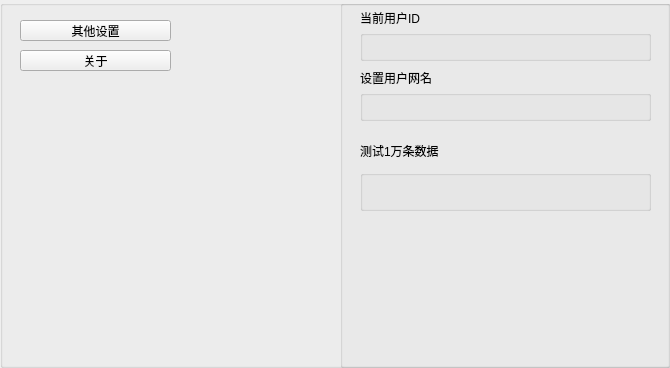
Before: the Qt Designer form ui/components/SettingsPage/settingspage.ui in Sakurakouji-Saika/MyQtClient, drawn with Qt 5.
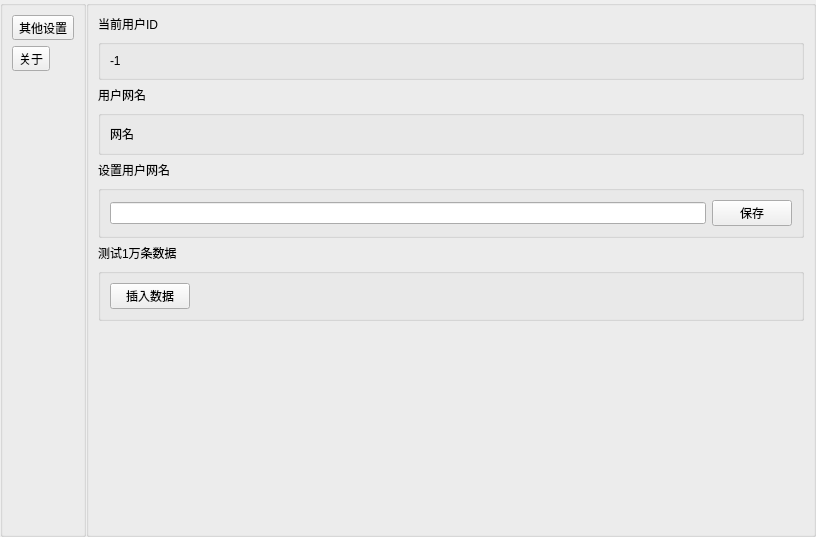
After: the same form once the commit is applied.

Commit message: 不改了，除了 插入1万条数据没有做其他的都做了

```diff
--- a/ui/components/SettingsPage/settingspage.ui
+++ b/ui/components/SettingsPage/settingspage.ui
@@ -6,8 +6,8 @@
    <rect>
     <x>0</x>
     <y>0</y>
-    <width>670</width>
-    <height>368</height>
+    <width>816</width>
+    <height>537</height>
    </rect>
   </property>
   <property name="windowTitle">
@@ -30,133 +30,175 @@
     <number>0</number>
    </property>
    <item>
-    <widget class="QGroupBox" name="groupBox">
+    <widget class="QGroupBox" name="box_page_switching">
      <property name="enabled">
       <bool>true</bool>
      </property>
      <property name="title">
       <string/>
      </property>
-     <widget class="QToolButton" name="toolButton">
-      <property name="geometry">
-       <rect>
-        <x>20</x>
-        <y>20</y>
-        <width>151</width>
-        <height>21</height>
-       </rect>
-      </property>
+     <layout class="QVBoxLayout" name="verticalLayout_2">
+      <item>
+       <widget class="QToolButton" name="btn_Other_Page">
       <property name="text">
        <string>其他设置</string>
       </property>
      </widget>
-     <widget class="QToolButton" name="toolButton_2">
-      <property name="geometry">
-       <rect>
-        <x>20</x>
-        <y>50</y>
-        <width>151</width>
-        <height>21</height>
-       </rect>
-      </property>
+      </item>
+      <item>
+       <widget class="QToolButton" name="btn_About_Page">
       <property name="text">
        <string>关于</string>
       </property>
      </widget>
-     <widget class="QGroupBox" name="groupBox_2">
+      </item>
+      <item>
+       <spacer name="verticalSpacer">
+        <property name="orientation">
+         <enum>Qt::Orientation::Vertical</enum>
+        </property>
+        <property name="sizeHint" stdset="0">
+         <size>
+          <width>20</width>
+          <height>460</height>
+         </size>
+        </property>
+       </spacer>
+      </item>
+     </layout>
+    </widget>
+   </item>
+   <item>
+    <widget class="QGroupBox" name="detailed_display">
       <property name="enabled">
        <bool>true</bool>
       </property>
-      <property name="geometry">
-       <rect>
-        <x>340</x>
-        <y>0</y>
-        <width>335</width>
-        <height>368</height>
-       </rect>
-      </property>
       <property name="title">
        <string/>
       </property>
+     <layout class="QVBoxLayout" name="verticalLayout">
+      <item>
       <widget class="QLabel" name="label">
-       <property name="geometry">
-        <rect>
-         <x>20</x>
-         <y>10</y>
-         <width>71</width>
-         <height>16</height>
-        </rect>
-       </property>
        <property name="text">
         <string>当前用户ID</string>
        </property>
       </widget>
+      </item>
+      <item>
       <widget class="QGroupBox" name="groupBox_3">
-       <property name="geometry">
-        <rect>
-         <x>20</x>
-         <y>30</y>
-         <width>291</width>
-         <height>31</height>
-        </rect>
-       </property>
        <property name="title">
         <string/>
        </property>
-      </widget>
+        <layout class="QHBoxLayout" name="horizontalLayout_4">
+         <item>
+          <widget class="QLabel" name="label_4">
+           <property name="text">
+            <string>-1</string>
+           </property>
+          </widget>
+         </item>
+        </layout>
+       </widget>
+      </item>
+      <item>
       <widget class="QLabel" name="label_2">
-       <property name="geometry">
-        <rect>
-         <x>20</x>
-         <y>70</y>
-         <width>81</width>
-         <height>16</height>
-        </rect>
-       </property>
        <property name="text">
-        <string>设置用户网名</string>
-       </property>
-      </widget>
+         <string>用户网名</string>
+        </property>
+       </widget>
+      </item>
+      <item>
       <widget class="QGroupBox" name="groupBox_4">
-       <property name="geometry">
-        <rect>
-         <x>20</x>
-         <y>90</y>
-         <width>291</width>
-         <height>31</height>
-        </rect>
-       </property>
+        <property name="title">
+         <string/>
+        </property>
+        <layout class="QHBoxLayout" name="horizontalLayout_3">
+         <item>
+          <widget class="QLabel" name="label_5">
+           <property name="text">
+            <string>网名</string>
+           </property>
+          </widget>
+         </item>
+        </layout>
+       </widget>
+      </item>
+      <item>
+       <widget class="QLabel" name="label_6">
+        <property name="text">
+         <string>设置用户网名</string>
+        </property>
+       </widget>
+      </item>
+      <item>
+       <widget class="QGroupBox" name="groupBox_5">
        <property name="title">
         <string/>
        </property>
-      </widget>
+        <layout class="QHBoxLayout" name="horizontalLayout_2">
+         <item>
+          <widget class="QLineEdit" name="lineEdit"/>
+         </item>
+         <item>
+          <widget class="QPushButton" name="pushButton">
+           <property name="text">
+            <string>保存</string>
+           </property>
+          </widget>
+         </item>
+        </layout>
+       </widget>
+      </item>
+      <item>
       <widget class="QLabel" name="label_3">
-       <property name="geometry">
-        <rect>
-         <x>20</x>
-         <y>140</y>
-         <width>91</width>
-         <height>21</height>
-        </rect>
-       </property>
        <property name="text">
         <string>测试1万条数据</string>
        </property>
       </widget>
-      <widget class="QGroupBox" name="groupBox_5">
-       <property name="geometry">
-        <rect>
-         <x>20</x>
-         <y>170</y>
-         <width>291</width>
-         <height>41</height>
-        </rect>
-       </property>
+      </item>
+      <item>
+       <widget class="QGroupBox" name="groupBox">
        <property name="title">
         <string/>
        </property>
-      </widget>
-     </widget>
+        <layout class="QHBoxLayout" name="horizontalLayout_5">
+         <item>
+          <widget class="QPushButton" name="pushButton_2">
+           <property name="text">
+            <string>插入数据</string>
+           </property>
+          </widget>
+         </item>
+         <item>
+          <spacer name="horizontalSpacer">
+           <property name="orientation">
+            <enum>Qt::Orientation::Horizontal</enum>
+           </property>
+           <property name="sizeHint" stdset="0">
+            <size>
+             <width>609</width>
+             <height>20</height>
+            </size>
+           </property>
+          </spacer>
+         </item>
+        </layout>
+       </widget>
+      </item>
+      <item>
+       <spacer name="verticalSpacer_2">
+        <property name="orientation">
+         <enum>Qt::Orientation::Vertical</enum>
+        </property>
+        <property name="sizeHint" stdset="0">
+         <size>
+          <width>20</width>
+          <height>40</height>
+         </size>
+        </property>
+       </spacer>
+      </item>
+     </layout>
     </widget>
    </item>
   </layout>
```
Lines whose indentation alone changed are shown as unchanged. The commit also changes 12 other files.
